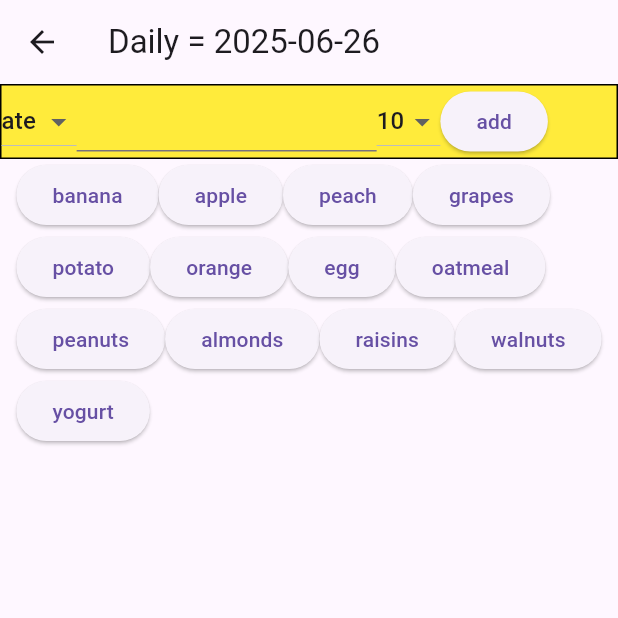
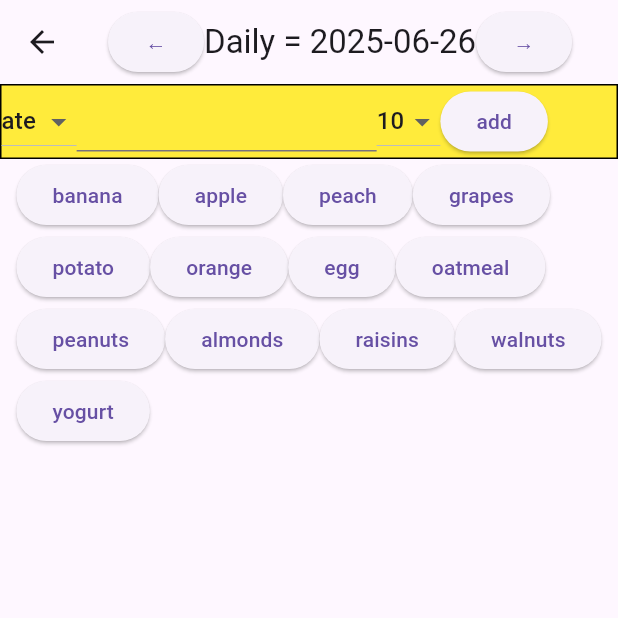
Before and after one commit to bitdreamer/food_diary, a Flutter app: the Daily2 screen opened directly, on a phone screen of 412 x 824 dp, the top half of it. Run offline on Flutter 3.47's test engine with Material 3 defaults, Android fonts, the phone set to English and light mode, and no system bars; our stand-ins replace flutter_bloc, hydrated_bloc.

Commit message:
we can now one hop to previous (or later) dates.

```diff
--- a/lib/data/show_state.dart
+++ b/lib/data/show_state.dart
@@ -5,10 +5,8 @@ class ShowState
 {
   String cat;
   String datetime; //  the full format
-  ShowState( this.cat, this.datetime )
-  { // debug
-    print(" ++++++++ ss.datetime: $datetime ");
-  }
+  ShowState( this.cat, this.datetime );
+  // {  print(" ++++++++ ss.datetime: $datetime "); } // debug
 
   String getDate(){ return datetime.split(" ")[0]; }
   String getHour(){ return datetime.split(" ")[1].split(":")[0]; }
@@ -36,4 +34,12 @@ class ShowCubit extends Cubit<ShowState>
     String newDT = "$date $h:30:00";
     setDatetime(newDT);
   }
+
+  // change the date this many days
+  void bumpDate( int much )
+  { DateTime current = DateTime.parse(state.datetime);
+    if (much<0) { current = current.subtract( Duration(days:-much) ); }
+    else        { current = current.add     ( Duration(days: much) ); }
+    setDatetime( current.toString() );
+  }
 }
--- a/lib/pages/daily.dart
+++ b/lib/pages/daily.dart
@@ -61,7 +61,15 @@ class Daily2 extends StatelessWidget
     String date = dt.split(" ")[0];
 
     return Scaffold
-    ( appBar: AppBar(  title: Text("Daily = $date"),),
+    ( appBar: AppBar
+      ( title: Row
+        ( children:
+          [ bumpDate(context,-1,"←"),
+            Text("Daily = $date"),
+            bumpDate(context, 1,"→"),
+          ]
+        ),
+      ),
       body: Column
       ( children:
         [ dayLog(context), // today so far
@@ -69,6 +77,14 @@ class Daily2 extends StatelessWidget
           ItemChoices(),
         ],
       ),
+    );
+  }
+
+  Widget bumpDate( BuildContext context, int much, String symb )
+  {
+    return ElevatedButton
+    ( onPressed: (){ BlocProvider.of<ShowCubit>(context).bumpDate(much); },
+      child: Text(symb)
     );
   }
 
@@ -95,7 +111,6 @@ class Daily2 extends StatelessWidget
     }
     return   Wrap ( children: kids, ) ;
   }
-
 }
 
 class EntryRow extends StatelessWidget
```
